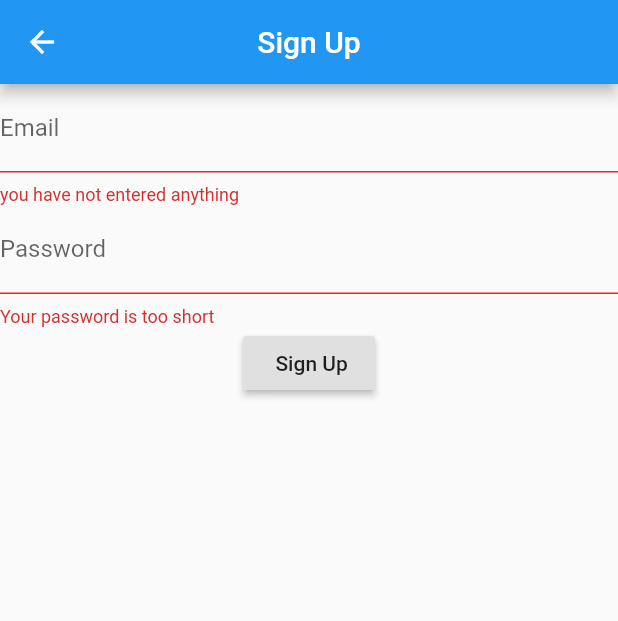
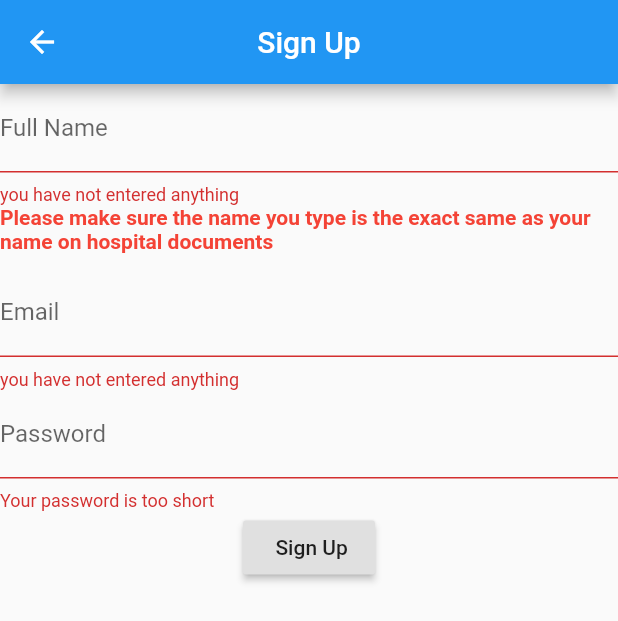
Before and after one commit to ShenLynn/CITS3200-project, a Flutter app: the SignUpPage screen opened directly, after a tap on "Sign Up", on a phone screen of 412 x 824 dp. Shown: the top 621 px of the screen. Run offline on Flutter 3.47's test engine with Material 2 defaults, Android fonts, the phone set to English and light mode, and no system bars; our stand-ins replace cloud_firestore, datetime_picker_formfield, firebase_auth, firebase_core, table_calendar; missing offline and left inert: cloud_firestore_platform_interface; accounts and stored records are empty.

Commit message:
changes in sign up and submitting forms

```diff
--- a/asthma_app/lib/forms/form1.dart
+++ b/asthma_app/lib/forms/form1.dart
@@ -16,7 +16,7 @@ final q8Controller =  TextEditingController();
 final FirebaseAuth auth = FirebaseAuth.instance;
 final User user = auth.currentUser;
 final userid = user.uid;
-
+final userName = user.displayName;
 
 class form1 extends StatefulWidget {
   @override
@@ -205,7 +205,7 @@ class _form1State extends State<form1> {
 
 void createRecord() async {
   await FirebaseFirestore.instance.collection("Forms")
-      .doc("$userid").collection('Mini-Asthma-Quality-Life-Questionnaire')
+      .doc("$userName").collection('Mini-Asthma-Quality-Life-Questionnaire')
       .doc().set({
     'firebaseuid' : userid,
     'Name': nameController.text,
--- a/asthma_app/lib/main.dart
+++ b/asthma_app/lib/main.dart
@@ -2,13 +2,13 @@ import 'package:flutter/material.dart';
 import 'package:asthma_app/pages/calendar.dart';
 import 'package:asthma_app/pages/login.dart';
 import 'package:asthma_app/pages/forms_page.dart';
-import 'package:asthma_app/pages/profilefiles/profile.dart';
+import 'package:asthma_app/pages/profile.dart';
 import 'package:asthma_app/pages/help.dart';
 import 'package:asthma_app/pages/welcome.dart';
 import 'package:asthma_app/forms/addEvent.dart';
 import 'package:firebase_core/firebase_core.dart';
 
-void main ()  async {
+void main() async {
   WidgetsFlutterBinding.ensureInitialized();
   await Firebase.initializeApp();
   runApp(MaterialApp(
--- /dev/null
+++ b/asthma_app/lib/models/user.dart
@@ -0,0 +1,20 @@
+class UserData {
+  final String uid;
+  final String fullname;
+  final String dob;
+  final String phonenumber;
+  final String age;
+  final String address;
+  final String personalid;
+  final String aboutme;
+
+  UserData(
+      {this.uid,
+      this.fullname,
+      this.dob,
+      this.phonenumber,
+      this.age,
+      this.address,
+      this.personalid,
+      this.aboutme});
+}
--- a/asthma_app/lib/pages/sign_up.dart
+++ b/asthma_app/lib/pages/sign_up.dart
@@ -2,6 +2,7 @@ import 'package:flutter/material.dart';
 import 'package:firebase_auth/firebase_auth.dart';
 import 'package:firebase_core/firebase_core.dart';
 import 'package:asthma_app/pages/signIn.dart';
+import 'package:asthma_app/services/database.dart';
 
 class SignUpPage extends StatefulWidget {
   @override
@@ -9,7 +10,7 @@ class SignUpPage extends StatefulWidget {
 }
 
 class _SignUpPageState extends State<SignUpPage> {
-  String _email, _password;
+  String _email, _password, _fullname;
   final GlobalKey<FormState> _formKey = GlobalKey<FormState>();
   @override
   Widget build(BuildContext context) {
@@ -28,12 +29,28 @@ class _SignUpPageState extends State<SignUpPage> {
                   return "you have not entered anything";
                 }
               },
+              onSaved: (input) => _fullname = input,
+              decoration: InputDecoration(labelText: 'Full Name'),
+            ),
+            Text(
+              'Please make sure the name you type is the exact same as your name on hospital documents',
+              style: TextStyle(color: Colors.red, fontWeight: FontWeight.bold),
+            ),
+            SizedBox(
+              height: 10,
+            ),
+            TextFormField(
+              validator: (input) {
+                if (input.isEmpty) {
+                  return "you have not entered anything";
+                }
+              },
               onSaved: (input) => _email = input,
               decoration: InputDecoration(labelText: 'Email'),
             ),
             TextFormField(
               validator: (input) {
-                if (input.length < 6) {
+                if (input.length < 8) {
                   return "Your password is too short";
                 }
               },
@@ -53,14 +70,27 @@ class _SignUpPageState extends State<SignUpPage> {
 
   void signUp() async {
     final formState = _formKey.currentState;
+    FirebaseAuth auth = FirebaseAuth.instance;
     if (formState.validate()) {
       formState.save();
       try {
         await Firebase.initializeApp();
-        await FirebaseAuth.instance
+        UserCredential result = await FirebaseAuth.instance
             .createUserWithEmailAndPassword(email: _email, password: _password);
+        await FirebaseAuth.instance.currentUser.updateProfile(displayName:_fullname);
+        User user = result.user;
+        String userUserName = user.displayName;
+        await DatabaseService(uid: user.uid).updataUserData(
+            'Firstname middlename lastname',
+            'DD/MM/YYYY',
+            'Enter phone number with country code',
+            20,
+            'Enter your full address',
+            'Enter your patient ID',
+            'Hi i am a new user');
         Navigator.of(context).pop();
-        Navigator.pushReplacement(context, MaterialPageRoute(builder: (context) => LoginPage()));
+        Navigator.pushReplacement(
+            context, MaterialPageRoute(builder: (context) => LoginPage()));
       } catch (e) {
         print(e.message);
       }
```
Also changed, not shown: asthma_app/lib/pages/profilefiles/profile.dart (deleted, +0 -293 lines), asthma_app/lib/pages/profilefiles/profile_service.dart (deleted, +0 -28 lines), asthma_app/lib/pages/profilefiles/profileclass.dart (deleted, +0 -7 lines), asthma_app/lib/services/database.dart (added, +43 -0 lines), asthma_app/pubspec.lock.
